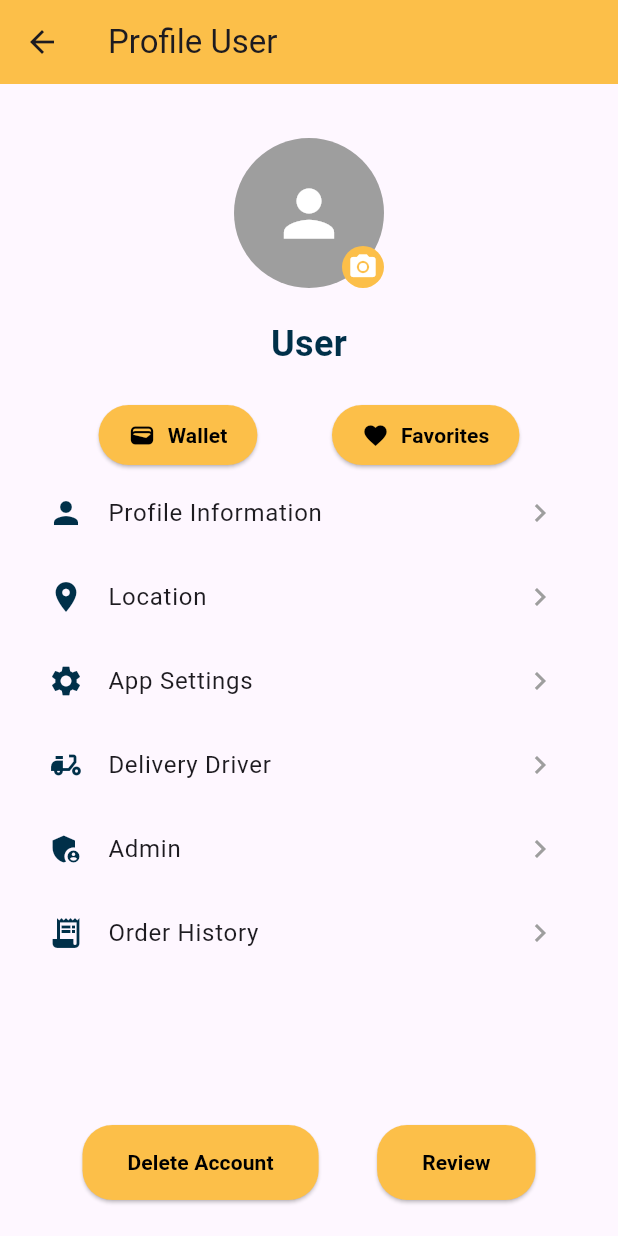
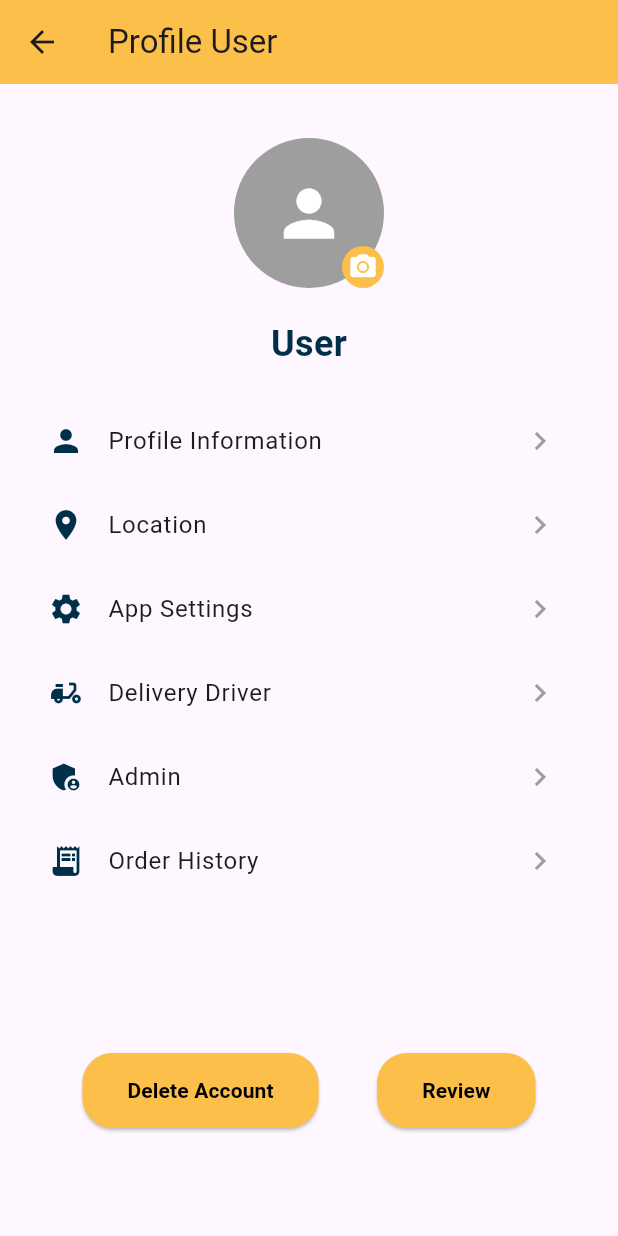
Before and after one commit to jessicamaximo23/HangryAppFlutter, a Flutter app: the ProfileScreen screen opened directly, on a phone screen of 412 x 824 dp. Run offline on Flutter 3.47's test engine with Material 3 defaults, Android fonts, the phone set to English and light mode, and no system bars; our stand-ins replace cached_network_image, confetti, firebase_auth, firebase_core, firebase_database, firebase_storage and 3 more; missing offline and left inert: dart:ffi; accounts and stored records are empty.

Commit message:
removed wallet and favorites button for more clarity

```diff
--- a/lib/userprofile_screen.dart
+++ b/lib/userprofile_screen.dart
@@ -279,27 +279,27 @@ Future<void> _loadProfileImage() async {
                 },
               ),
               const SizedBox(height: 20),
-              Row(
-                mainAxisAlignment: MainAxisAlignment.spaceEvenly,
-                children: [
-                  _buildTopButton(
-                    icon: Icons.wallet,
-                    label: 'Wallet',
-                    onPressed: () {
-                      print('Wallet button pressed');
-                    },
-                    color: hangryYellow,
-                  ),
-                  _buildTopButton(
-                    icon: Icons.favorite,
-                    label: 'Favorites',
-                    onPressed: () {
-                      print('Favorites button pressed');
-                    },
-                    color: hangryYellow,
-                  ),
-                ],
-              ),
+              // Row(
+              //   mainAxisAlignment: MainAxisAlignment.spaceEvenly,
+              //   children: [
+              //     _buildTopButton(
+              //       icon: Icons.wallet,
+              //       label: 'Wallet',
+              //       onPressed: () {
+              //         print('Wallet button pressed');
+              //       },
+              //       color: hangryYellow,
+              //     ),
+              //     _buildTopButton(
+              //       icon: Icons.favorite,
+              //       label: 'Favorites',
+              //       onPressed: () {
+              //         print('Favorites button pressed');
+              //       },
+              //       color: hangryYellow,
+              //     ),
+              //   ],
+              // ),
               _buildProfileItem(
                 context,
                 Icons.person,
```
